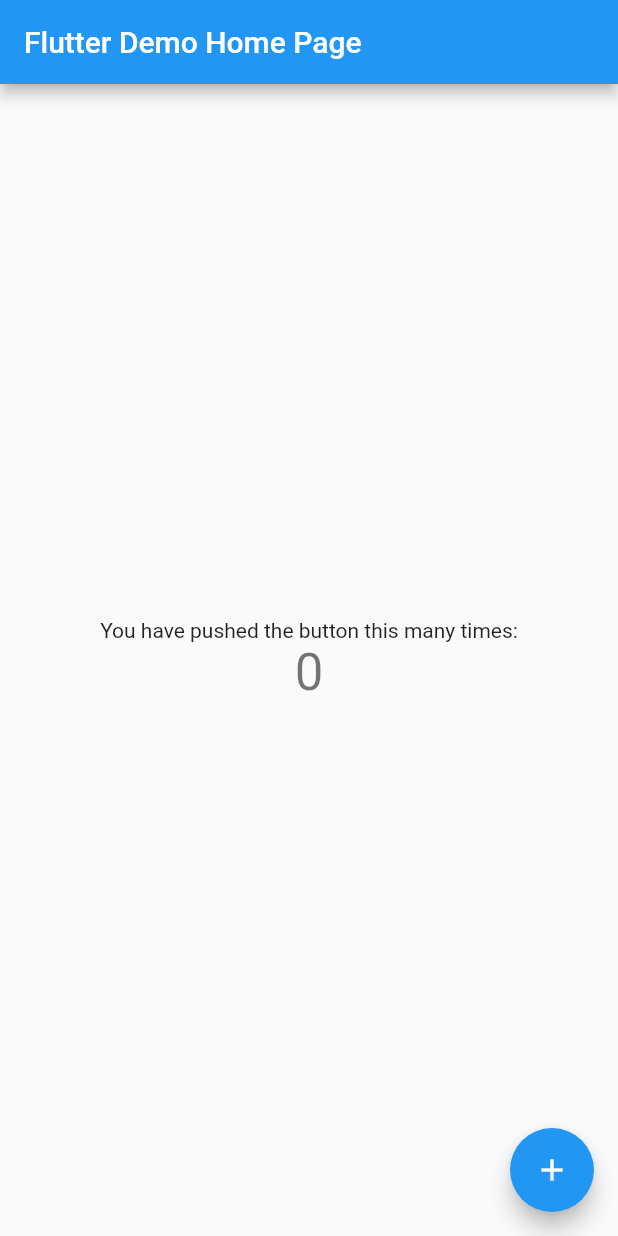
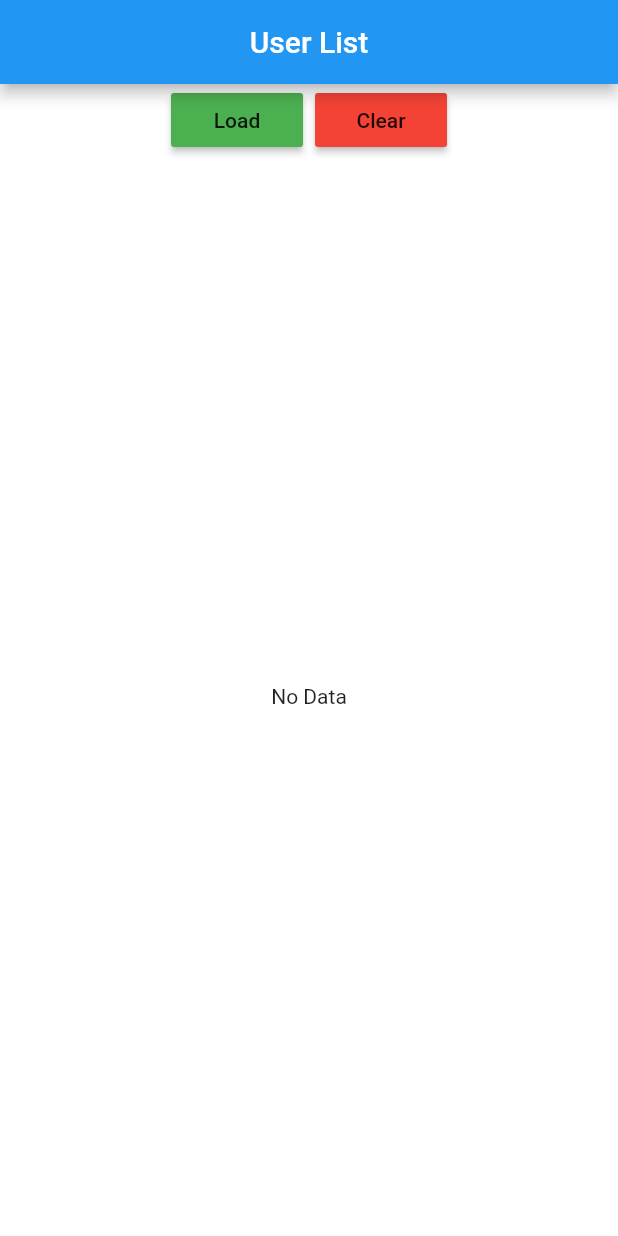
Before and after one commit to USSRFantom/flutter_bloc_network, a Flutter app: the screen it shows after launch, on a phone screen of 412 x 824 dp. Run offline on Flutter 3.47's test engine with Material 2 defaults, Android fonts, the phone set to English and light mode, and no system bars; our stand-ins replace flutter_bloc.

Commit message:
add bloc 4.0 + network

```diff
--- /dev/null
+++ b/lib/bloc/user_bloc.dart
@@ -0,0 +1,28 @@
+import 'package:flutter_bloc/flutter_bloc.dart';
+import 'package:flutter_bloc_network/bloc/user_event.dart';
+import 'package:flutter_bloc_network/bloc/user_state.dart';
+import 'package:flutter_bloc_network/models/user.dart';
+import 'package:flutter_bloc_network/services/user_preository.dart';
+
+class UserBloc extends Bloc<UserEvent, UserState> {
+  final UsersRepository usersRepository;
+  UserBloc({required this.usersRepository}) : assert(usersRepository != null);
+
+  @override
+  UserState get initialState => UserEmptyState();
+
+  @override
+  Stream<UserState> mapEventToState(UserEvent event) async* {
+    if (event is UserLoadEvent) {
+      yield UserLoadingState();
+      try {
+        final List<User> _loadedUserList = await usersRepository.getAllUsers();
+        yield UserLoadedState(loadedUser: _loadedUserList);
+      } catch (_) {
+        yield UserEmptyState();
+      }
+    } else if (event is UserClearEvent) {
+      yield UserEmptyState();
+    }
+  }
+}
--- /dev/null
+++ b/lib/bloc/user_event.dart
@@ -0,0 +1,5 @@
+abstract class UserEvent {}
+
+class UserLoadEvent extends UserEvent {}
+
+class UserClearEvent extends UserEvent {}
--- /dev/null
+++ b/lib/bloc/user_state.dart
@@ -0,0 +1,12 @@
+abstract class UserState {}
+
+class UserEmptyState extends UserState {}
+
+class UserLoadingState extends UserState {}
+
+class UserLoadedState extends UserState {
+  List<dynamic> loadedUser;
+  UserLoadedState({required this.loadedUser}) : assert(loadedUser != null);
+}
+
+class UserErrorState extends UserState {}
--- a/lib/main.dart
+++ b/lib/main.dart
@@ -1,115 +1,19 @@
+// @dart=2.9
 import 'package:flutter/material.dart';
+import 'package:flutter_bloc_network/pages/home_page.dart';
 
 void main() {
   runApp(const MyApp());
 }
 
 class MyApp extends StatelessWidget {
-  const MyApp({Key? key}) : super(key: key);
+  const MyApp({key}) : super(key: key);
 
   // This widget is the root of your application.
   @override
   Widget build(BuildContext context) {
     return MaterialApp(
-      title: 'Flutter Demo',
-      theme: ThemeData(
-        // This is the theme of your application.
-        //
-        // Try running your application with "flutter run". You'll see the
-        // application has a blue toolbar. Then, without quitting the app, try
-        // changing the primarySwatch below to Colors.green and then invoke
-        // "hot reload" (press "r" in the console where you ran "flutter run",
-        // or simply save your changes to "hot reload" in a Flutter IDE).
-        // Notice that the counter didn't reset back to zero; the application
-        // is not restarted.
-        primarySwatch: Colors.blue,
-      ),
-      home: const MyHomePage(title: 'Flutter Demo Home Page'),
+      home: HomePage(),
     );
   }
 }
-
-class MyHomePage extends StatefulWidget {
-  const MyHomePage({Key? key, required this.title}) : super(key: key);
-
-  // This widget is the home page of your application. It is stateful, meaning
-  // that it has a State object (defined below) that contains fields that affect
-  // how it looks.
-
-  // This class is the configuration for the state. It holds the values (in this
-  // case the title) provided by the parent (in this case the App widget) and
-  // used by the build method of the State. Fields in a Widget subclass are
-  // always marked "final".
-
-  final String title;
-
-  @override
-  State<MyHomePage> createState() => _MyHomePageState();
-}
-
-class _MyHomePageState extends State<MyHomePage> {
-  int _counter = 0;
-
-  void _incrementCounter() {
-    setState(() {
-      // This call to setState tells the Flutter framework that something has
-      // changed in this State, which causes it to rerun the build method below
-      // so that the display can reflect the updated values. If we changed
-      // _counter without calling setState(), then the build method would not be
-      // called again, and so nothing would appear to happen.
-      _counter++;
-    });
-  }
-
-  @override
-  Widget build(BuildContext context) {
-    // This method is rerun every time setState is called, for instance as done
-    // by the _incrementCounter method above.
-    //
-    // The Flutter framework has been optimized to make rerunning build methods
-    // fast, so that you can just rebuild anything that needs updating rather
-    // than having to individually change instances of widgets.
-    return Scaffold(
-      appBar: AppBar(
-        // Here we take the value from the MyHomePage object that was created by
-        // the App.build method, and use it to set our appbar title.
-        title: Text(widget.title),
-      ),
-      body: Center(
-        // Center is a layout widget. It takes a single child and positions it
-        // in the middle of the parent.
-        child: Column(
-          // Column is also a layout widget. It takes a list of children and
-          // arranges them vertically. By default, it sizes itself to fit its
-          // children horizontally, and tries to be as tall as its parent.
-          //
-          // Invoke "debug painting" (press "p" in the console, choose the
-          // "Toggle Debug Paint" action from the Flutter Inspector in Android
-          // Studio, or the "Toggle Debug Paint" command in Visual Studio Code)
-          // to see the wireframe for each widget.
-          //
-          // Column has various properties to control how it sizes itself and
-          // how it positions its children. Here we use mainAxisAlignment to
-          // center the children vertically; the main axis here is the vertical
-          // axis because Columns are vertical (the cross axis would be
-          // horizontal).
-          mainAxisAlignment: MainAxisAlignment.center,
-          children: <Widget>[
-            const Text(
-              'You have pushed the button this many times:',
-            ),
-            Text(
-              '$_counter',
-              style: Theme.of(context).textTheme.headline4,
-            ),
-          ],
-        ),
-      ),
-      floatingActionButton: FloatingActionButton(
-        onPressed: _incrementCounter,
-        tooltip: 'Increment',
-        child: const Icon(Icons.add),
-      ), // This trailing comma makes auto-formatting nicer for build methods.
-    );
-  }
-}
--- /dev/null
+++ b/lib/models/user.dart
@@ -0,0 +1,20 @@
+class User {
+  int id;
+  String name;
+  String email;
+  String phone;
+
+  User(
+      {required this.id,
+      required this.name,
+      required this.email,
+      required this.phone});
+
+  factory User.fromJson(Map<String, dynamic> json) {
+    return User(
+        id: json['id'],
+        name: json['name'],
+        email: json['email'],
+        phone: json['phone']);
+  }
+}
--- /dev/null
+++ b/lib/pages/home_page.dart
@@ -0,0 +1,31 @@
+import 'package:flutter/material.dart';
+import 'package:flutter_bloc/flutter_bloc.dart';
+import 'package:flutter_bloc_network/bloc/user_bloc.dart';
+import 'package:flutter_bloc_network/services/user_preository.dart';
+import 'package:flutter_bloc_network/widgets/action_buttons.dart';
+import 'package:flutter_bloc_network/widgets/user_list.dart';
+
+class HomePage extends StatelessWidget {
+  final usersRepository = UsersRepository();
+
+  @override
+  Widget build(BuildContext context) {
+    return BlocProvider<UserBloc>(
+      create: (context) => UserBloc(usersRepository: usersRepository),
+      child: Scaffold(
+        backgroundColor: Colors.white,
+        appBar: AppBar(
+          title: Text('User List'),
+          centerTitle: true,
+        ),
+        body: Column(
+          crossAxisAlignment: CrossAxisAlignment.center,
+          children: <Widget>[
+            ActionButtons(),
+            Expanded(child: UserList()),
+          ],
+        ),
+      ),
+    );
+  }
+}
--- /dev/null
+++ b/lib/services/user_api_provider.dart
@@ -0,0 +1,18 @@
+import 'dart:convert';
+
+import 'package:flutter_bloc_network/models/user.dart';
+import 'package:http/http.dart' as http;
+
+class UserProvider {
+  Future<List<User>> getUser() async {
+    final response =
+        await http.get('https://jsonplaceholder.typicode.com/users');
+
+    if (response.statusCode == 200) {
+      final List<dynamic> userJson = json.decode(response.body);
+      return userJson.map((json) => User.fromJson(json)).toList();
+    } else {
+      throw Exception('Error');
+    }
+  }
+}
--- /dev/null
+++ b/lib/services/user_preository.dart
@@ -0,0 +1,7 @@
+import 'package:flutter_bloc_network/models/user.dart';
+import 'package:flutter_bloc_network/services/user_api_provider.dart';
+
+class UsersRepository {
+  UserProvider _usersProvider = UserProvider();
+  Future<List<User>> getAllUsers() => _usersProvider.getUser();
+}
--- /dev/null
+++ b/lib/widgets/action_buttons.dart
@@ -0,0 +1,32 @@
+import 'package:flutter/cupertino.dart';
+import 'package:flutter/material.dart';
+import 'package:flutter_bloc/flutter_bloc.dart';
+import 'package:flutter_bloc_network/bloc/user_bloc.dart';
+import 'package:flutter_bloc_network/bloc/user_event.dart';
+
+class ActionButtons extends StatelessWidget {
+  @override
+  Widget build(BuildContext context) {
+    final UserBloc userBloc = BlocProvider.of<UserBloc>(context);
+    return Row(
+      mainAxisSize: MainAxisSize.min,
+      children: <Widget>[
+        RaisedButton(
+          child: Text('Load'),
+          onPressed: () {
+            userBloc.add(UserLoadEvent());
+          },
+          color: Colors.green,
+        ),
+        SizedBox(width: 8.0),
+        RaisedButton(
+          child: Text('Clear'),
+          onPressed: () {
+            userBloc.add(UserClearEvent());
+          },
+          color: Colors.red,
+        ),
+      ],
+    );
+  }
+}
--- /dev/null
+++ b/lib/widgets/user_list.dart
@@ -0,0 +1,67 @@
+import 'package:flutter/cupertino.dart';
+import 'package:flutter/material.dart';
+import 'package:flutter_bloc/flutter_bloc.dart';
+import 'package:flutter_bloc_network/bloc/user_bloc.dart';
+import 'package:flutter_bloc_network/bloc/user_state.dart';
+
+class UserList extends StatelessWidget {
+  @override
+  Widget build(BuildContext context) {
+    return BlocBuilder<UserBloc, UserState>(builder: (context, state) {
+      if (state is UserEmptyState) {
+        return Center(
+          child: Text('No Data'),
+        );
+      }
+
+      if (state is UserLoadingState) {
+        return Center(
+          child: CircularProgressIndicator(),
+        );
+      }
+
+      if (state is UserLoadedState) {
+        return ListView.builder(
+            itemCount: state.loadedUser.length,
+            itemBuilder: (context, index) => Container(
+                  color: index % 2 == 0 ? Colors.white : Colors.blue[50],
+                  child: ListTile(
+                    leading: Text(
+                      'ID: ${state.loadedUser[index].id}',
+                      style: TextStyle(fontWeight: FontWeight.bold),
+                    ),
+                    title: Column(
+                      children: [
+                        Text(
+                          '${state.loadedUser[index].name}',
+                          style: TextStyle(fontWeight: FontWeight.bold),
+                        ),
+                        Column(
+                          crossAxisAlignment: CrossAxisAlignment.center,
+                          children: [
+                            Text(
+                              'Email: ${state.loadedUser[index].email}',
+                              style: TextStyle(fontStyle: FontStyle.italic),
+                            ),
+                            Text(
+                              'Phone: ${state.loadedUser[index].phone}',
+                              style: TextStyle(fontStyle: FontStyle.italic),
+                            ),
+                          ],
+                        )
+                      ],
+                    ),
+                  ),
+                ));
+      }
+
+      if (state is UserErrorState) {
+        return Center(
+          child: Text('Error'),
+        );
+      }
+
+      return null;
+    });
+  }
+}
--- a/pubspec.yaml
+++ b/pubspec.yaml
@@ -34,6 +34,8 @@ dependencies:
   # The following adds the Cupertino Icons font to your application.
   # Use with the CupertinoIcons class for iOS style icons.
   cupertino_icons: ^1.0.2
+  http: ^0.12.1
+  flutter_bloc: ^4.0.1
 
 dev_dependencies:
   flutter_test:
```
Also changed, not shown: pubspec.lock.
